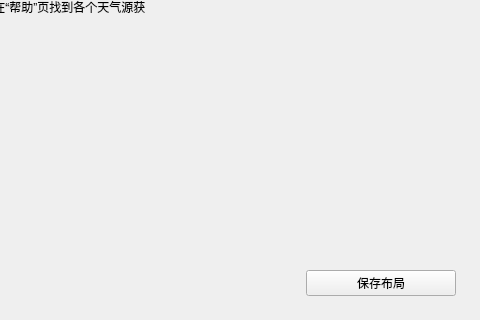
yhlhoh/Class-Widgets, file menu-custom.ui: the form before one commit; both pictures show x 311 to 791 and y 1144 to 1464 of the 791 by 1464 pixel window.
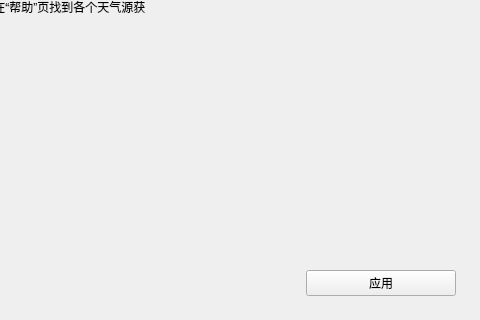
The form after the commit. Custom widgets are drawn as their Qt base class.

```diff
--- a/menu-custom.ui
+++ b/menu-custom.ui
@@ -1134,7 +1134,7 @@
         </size>
        </property>
        <property name="text">
-        <string>保存布局</string>
+        <string>应用</string>
        </property>
       </widget>
      </item>
```
